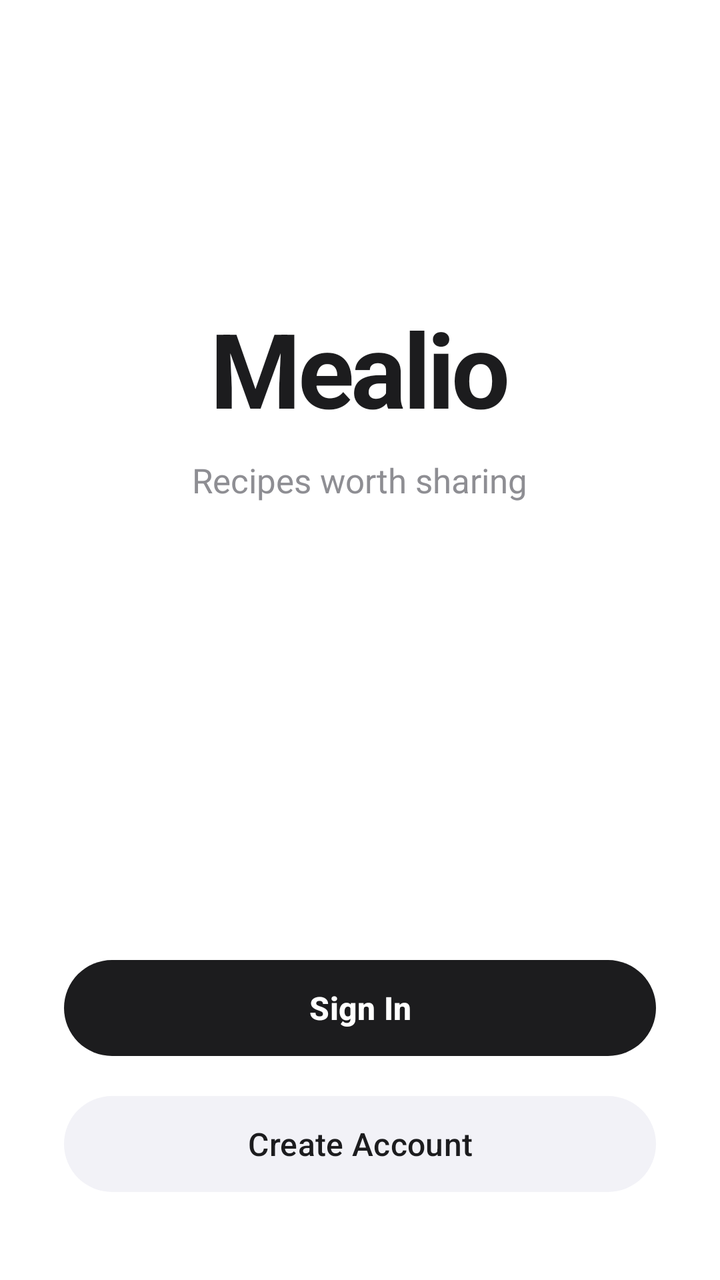
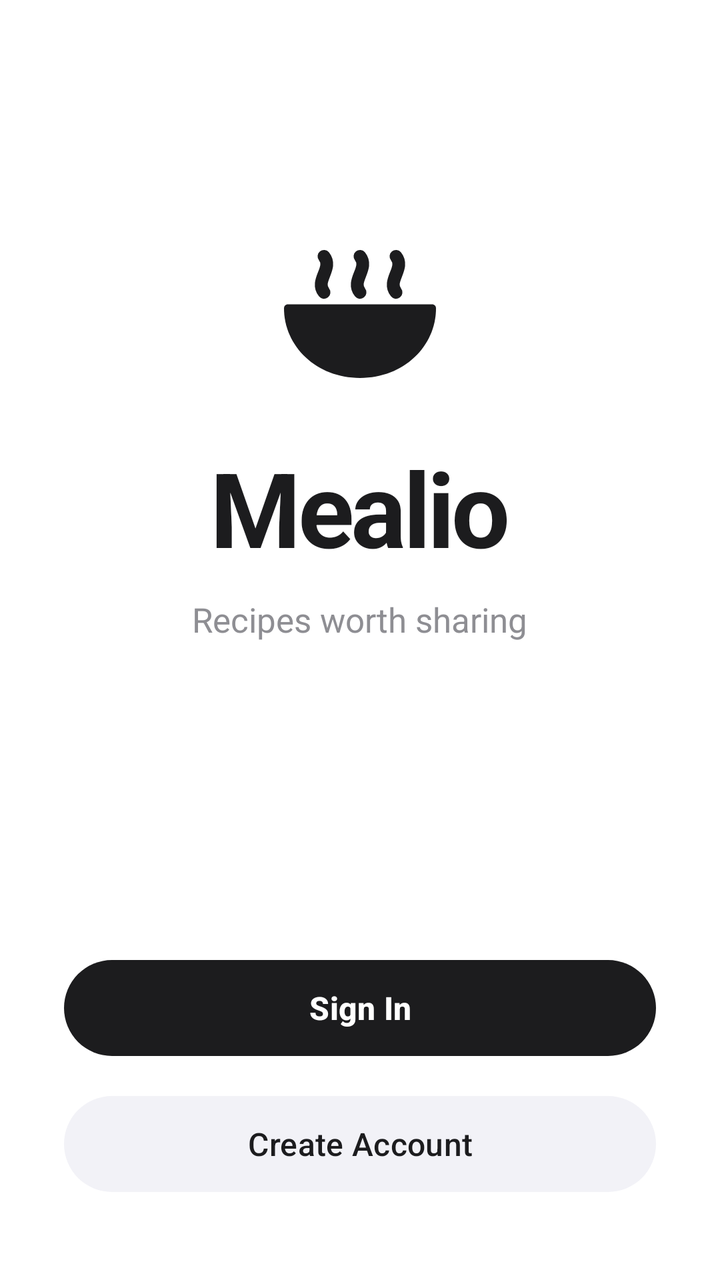

Two renders of the same Android screen: before a commit and after it. Below are the layout's source before the change and the commit's diff.
<!-- AndroidManifest.xml: application theme Theme.Mealio -->
<!-- res/layout/activity_welcome.xml -->
<?xml version="1.0" encoding="utf-8"?>
<LinearLayout xmlns:android="http://schemas.android.com/apk/res/android"
    xmlns:app="http://schemas.android.com/apk/res-auto"
    android:layout_width="match_parent"
    android:layout_height="match_parent"
    android:orientation="vertical"
    android:background="#FFFFFF"
    android:paddingStart="32dp"
    android:paddingEnd="32dp">

    <View
        android:layout_width="match_parent"
        android:layout_height="0dp"
        android:layout_weight="2" />

    <TextView
        android:layout_width="wrap_content"
        android:layout_height="wrap_content"
        android:layout_gravity="center_horizontal"
        android:text="Mealio"
        android:textSize="52sp"
        android:textStyle="bold"
        android:textColor="#1C1C1E"
        android:letterSpacing="-0.03" />

    <TextView
        android:layout_width="wrap_content"
        android:layout_height="wrap_content"
        android:layout_gravity="center_horizontal"
        android:layout_marginTop="10dp"
        android:text="Recipes worth sharing"
        android:textSize="17sp"
        android:textColor="#8E8E93" />

    <View
        android:layout_width="match_parent"
        android:layout_height="0dp"
        android:layout_weight="3" />

    <com.google.android.material.button.MaterialButton
        android:id="@+id/login"
        android:layout_width="match_parent"
        android:layout_height="56dp"
        android:text="Sign In"
        android:textSize="16sp"
        android:textStyle="bold"
        android:textColor="#FFFFFF"
        app:backgroundTint="#1C1C1E"
        app:cornerRadius="28dp"
        app:elevation="0dp" />

    <com.google.android.material.button.MaterialButton
        android:id="@+id/create"
        android:layout_width="match_parent"
        android:layout_height="56dp"
        android:layout_marginTop="12dp"
        android:text="Create Account"
        android:textSize="16sp"
        android:textColor="#1C1C1E"
        app:backgroundTint="#F2F2F7"
        app:strokeWidth="0dp"
        app:cornerRadius="28dp"
        app:elevation="0dp" />

    <View
        android:layout_width="match_parent"
        android:layout_height="40dp" />

</LinearLayout>
<!-- resources referenced by this layout -->
<resources>
  <style name="Theme.Mealio" parent="Base.Theme.Mealio" />
  <style name="Base.Theme.Mealio" parent="Theme.Material3.DayNight.NoActionBar">
          
          
      </style>
</resources>

<!-- the commit's change to res/layout/activity_welcome.xml (unified diff, before → after) -->
@@ -12,6 +12,14 @@
         android:layout_width="match_parent"
         android:layout_height="0dp"
         android:layout_weight="2" />
+
+    <ImageView
+        android:layout_width="96dp"
+        android:layout_height="96dp"
+        android:layout_gravity="center_horizontal"
+        android:layout_marginBottom="20dp"
+        android:src="@drawable/ic_logo"
+        android:contentDescription="Mealio logo" />
 
     <TextView
         android:layout_width="wrap_content"
<!-- resource entries referenced after the edit -->
@@ -1,5 +1,38 @@
 <!-- resources referenced by this layout -->
 <resources>
+  <!-- drawable ic_logo (drawable) -->
+  <vector xmlns:android="http://schemas.android.com/apk/res/android"
+      android:width="24dp"
+      android:height="24dp"
+      android:viewportWidth="24"
+      android:viewportHeight="24">
+  
+      <path
+          android:fillColor="#00000000"
+          android:pathData="M7.5,10.8 C6.3,9.3 8.7,7.8 7.5,6.3"
+          android:strokeColor="#1C1C1E"
+          android:strokeLineCap="round"
+          android:strokeWidth="1.6" />
+  
+      <path
+          android:fillColor="#00000000"
+          android:pathData="M12,10.8 C10.8,9.3 13.2,7.8 12,6.3"
+          android:strokeColor="#1C1C1E"
+          android:strokeLineCap="round"
+          android:strokeWidth="1.6" />
+  
+      <path
+          android:fillColor="#00000000"
+          android:pathData="M16.5,10.8 C15.3,9.3 17.7,7.8 16.5,6.3"
+          android:strokeColor="#1C1C1E"
+          android:strokeLineCap="round"
+          android:strokeWidth="1.6" />
+  
+      <path
+          android:fillColor="#1C1C1E"
+          android:pathData="M2.5,12.8 C2.5,12.5 2.7,12.3 3,12.3 L21,12.3 C21.3,12.3 21.5,12.5 21.5,12.8 C21.5,17.5 17.5,21.5 12,21.5 C6.5,21.5 2.5,17.5 2.5,12.8 Z" />
+  
+  </vector>
   <style name="Theme.Mealio" parent="Base.Theme.Mealio" />
   <style name="Base.Theme.Mealio" parent="Theme.Material3.DayNight.NoActionBar">
           
